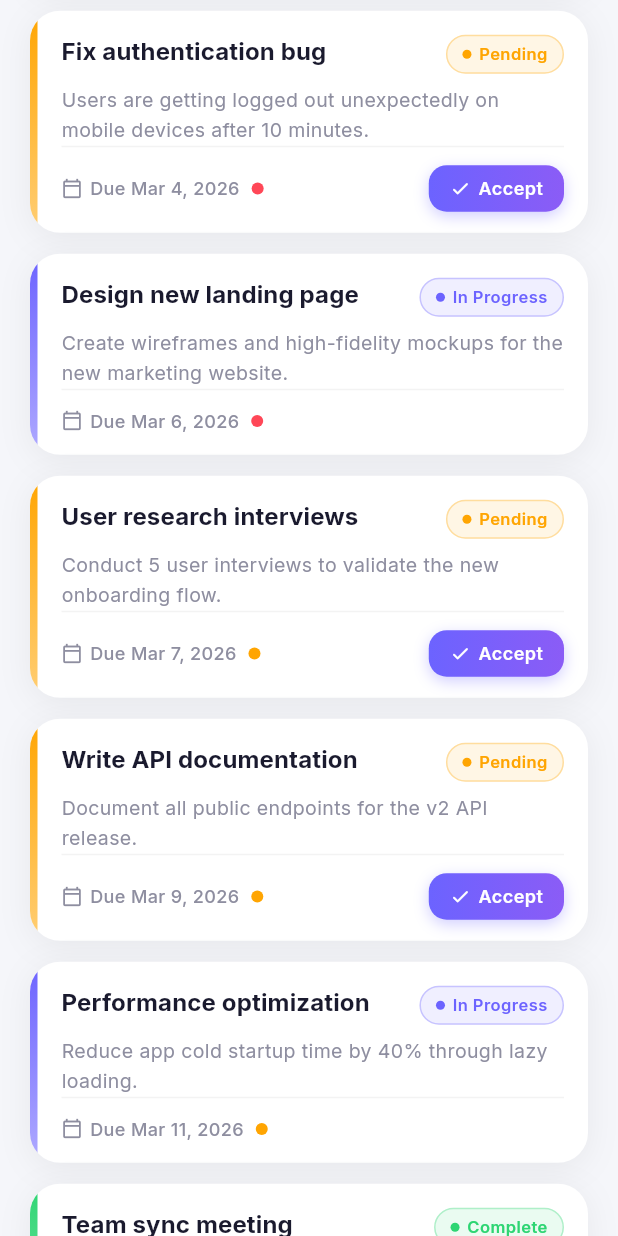
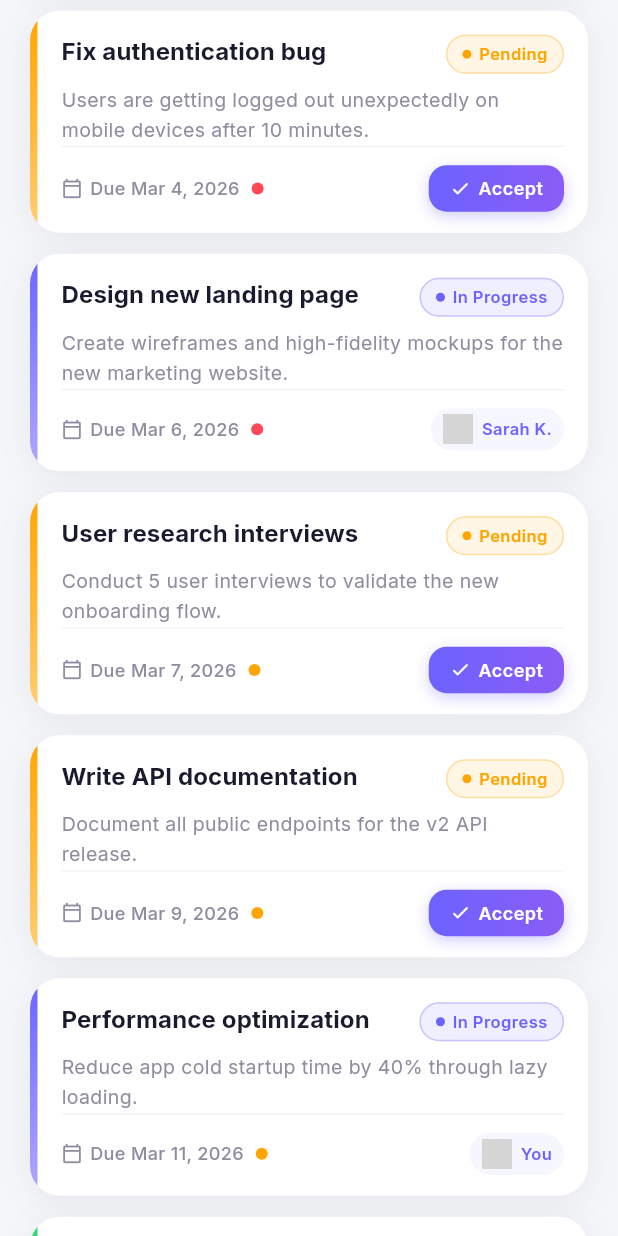
Before and after one commit to channsoriya168/task_tracking_mobile, a Flutter app: the HomePage screen opened directly, scrolled down 576 dp, on a phone screen of 412 x 824 dp. Run offline on Flutter 3.47's test engine with Material 3 defaults, Android fonts, the phone set to English and light mode, and no system bars; our stand-ins replace flutter_secure_storage, get, google_fonts, google_nav_bar; accounts and stored records are empty; network calls fail; grey boxes are pictures that could not be loaded.

Commit message:
feat: add 'accepted by' functionality to tasks with UI updates

```diff
--- a/lib/data/models/task_model.dart
+++ b/lib/data/models/task_model.dart
@@ -14,6 +14,8 @@ class TaskModel {
   String category;
   TaskPriority priority;
   final DateTime createdAt;
+  String? acceptedBy;
+  String? acceptedByAvatar;
 
   TaskModel({
     required this.id,
@@ -24,6 +26,8 @@ class TaskModel {
     this.category = 'General',
     this.priority = TaskPriority.medium,
     DateTime? createdAt,
+    this.acceptedBy,
+    this.acceptedByAvatar,
   }) : createdAt = createdAt ?? DateTime.now();
 
   bool get isOverdue {
@@ -73,6 +77,9 @@ class TaskModel {
     bool clearDueDate = false,
     String? category,
     TaskPriority? priority,
+    String? acceptedBy,
+    bool clearAcceptedBy = false,
+    String? acceptedByAvatar,
   }) {
     return TaskModel(
       id: id,
@@ -83,6 +90,8 @@ class TaskModel {
       category: category ?? this.category,
       priority: priority ?? this.priority,
       createdAt: createdAt,
+      acceptedBy: clearAcceptedBy ? null : (acceptedBy ?? this.acceptedBy),
+      acceptedByAvatar: acceptedByAvatar ?? this.acceptedByAvatar,
     );
   }
 }
--- a/lib/presentation/controllers/task_controller.dart
+++ b/lib/presentation/controllers/task_controller.dart
@@ -23,6 +23,8 @@ class TaskController extends GetxController {
         dueDate: DateTime.now().add(const Duration(days: 2)),
         category: 'Design',
         priority: TaskPriority.high,
+        acceptedBy: 'Sarah K.',
+        acceptedByAvatar: 'https://i.pravatar.cc/150?img=47',
       ),
       TaskModel(
         id: '2',
@@ -50,6 +52,8 @@ class TaskController extends GetxController {
         dueDate: DateTime.now().subtract(const Duration(days: 1)),
         category: 'Meeting',
         priority: TaskPriority.low,
+        acceptedBy: 'Alex M.',
+        acceptedByAvatar: 'https://i.pravatar.cc/150?img=12',
       ),
       TaskModel(
         id: '5',
@@ -59,6 +63,8 @@ class TaskController extends GetxController {
         dueDate: DateTime.now().add(const Duration(days: 7)),
         category: 'Engineering',
         priority: TaskPriority.medium,
+        acceptedBy: 'You',
+        acceptedByAvatar: 'https://i.pravatar.cc/150?img=33',
       ),
       TaskModel(
         id: '6',
@@ -178,12 +184,13 @@ class TaskController extends GetxController {
     tasks[i] = task.copyWith(status: newStatus);
   }
 
-  void acceptTask(String id, {String? description}) {
+  void acceptTask(String id, {String? description, String? acceptedBy}) {
     final i = tasks.indexWhere((t) => t.id == id);
     if (i == -1) return;
     tasks[i] = tasks[i].copyWith(
       status: TaskStatus.inProgress,
       description: description ?? tasks[i].description,
+      acceptedBy: acceptedBy ?? 'You',
     );
   }
 
--- a/lib/presentation/widgets/task_list_card_widget.dart
+++ b/lib/presentation/widgets/task_list_card_widget.dart
@@ -109,7 +109,7 @@ class TaskListCard extends StatelessWidget {
 
                       const SizedBox(height: 12),
 
-                      // Due date + priority + Accept button
+                      // Due date + priority + action area
                       Row(
                         children: [
                           Icon(
@@ -132,7 +132,13 @@ class TaskListCard extends StatelessWidget {
                           _PriorityDot(color: priorityColor),
                           const Spacer(),
                           if (task.status == TaskStatus.todo)
-                            const _AcceptButton(),
+                            const _AcceptButton()
+                          else if (task.acceptedBy != null)
+                            _AcceptedByChip(
+                              name: task.acceptedBy!,
+                              avatarUrl: task.acceptedByAvatar,
+                              isDark: isDark,
+                            ),
                         ],
                       ),
                     ],
@@ -203,6 +209,69 @@ class _PriorityDot extends StatelessWidget {
   }
 }
 
+// ── Accepted By Chip ─────────────────────────────────────────
+class _AcceptedByChip extends StatelessWidget {
+  const _AcceptedByChip({
+    required this.name,
+    required this.isDark,
+    this.avatarUrl,
+  });
+
+  final String name;
+  final bool isDark;
+  final String? avatarUrl;
+
+  String get _initials {
+    final parts = name.trim().split(' ');
+    if (parts.length >= 2) return '${parts[0][0]}${parts[1][0]}'.toUpperCase();
+    return name.isNotEmpty ? name[0].toUpperCase() : '?';
+  }
+
+  @override
+  Widget build(BuildContext context) {
+    final textColor = isDark ? Colors.white70 : kPrimary;
+    final bg = isDark ? Colors.white10 : kPrimary.withAlpha(15);
+
+    return Container(
+      padding: const EdgeInsets.symmetric(horizontal: 8, vertical: 4),
+      decoration: BoxDecoration(
+        color: bg,
+        borderRadius: BorderRadius.circular(20),
+      ),
+      child: Row(
+        mainAxisSize: MainAxisSize.min,
+        children: [
+          CircleAvatar(
+            radius: 10,
+            backgroundColor: kPrimary.withAlpha(40),
+            backgroundImage:
+                avatarUrl != null ? NetworkImage(avatarUrl!) : null,
+            child: avatarUrl == null
+                ? Text(
+                    _initials,
+                    style: TextStyle(
+                      fontSize: 8,
+                      fontWeight: FontWeight.w700,
+                      color: textColor,
+                    ),
+                  )
+                : null,
+          ),
+          const SizedBox(width: 6),
+          Text(
+            name,
+            style: TextStyle(
+              fontSize: 11,
+              fontWeight: FontWeight.w600,
+              color: textColor,
+            ),
+          ),
+        ],
+      ),
+    );
+  }
+}
+
 // ── Accept Button ───────────────────────────────────────────
 class _AcceptButton extends StatelessWidget {
   const _AcceptButton();
```
